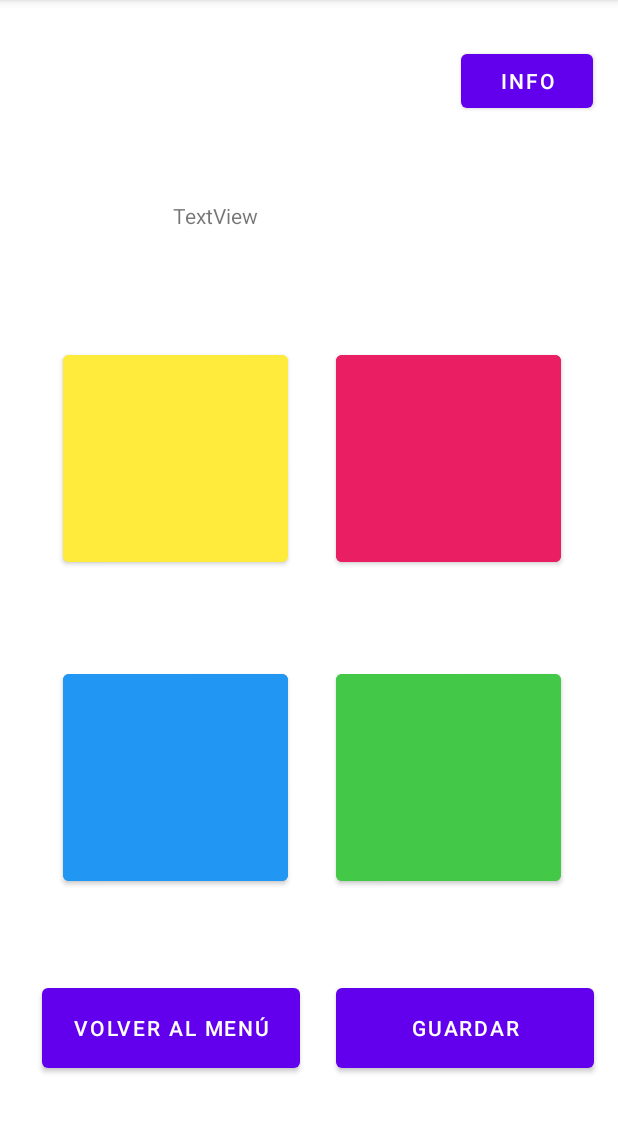
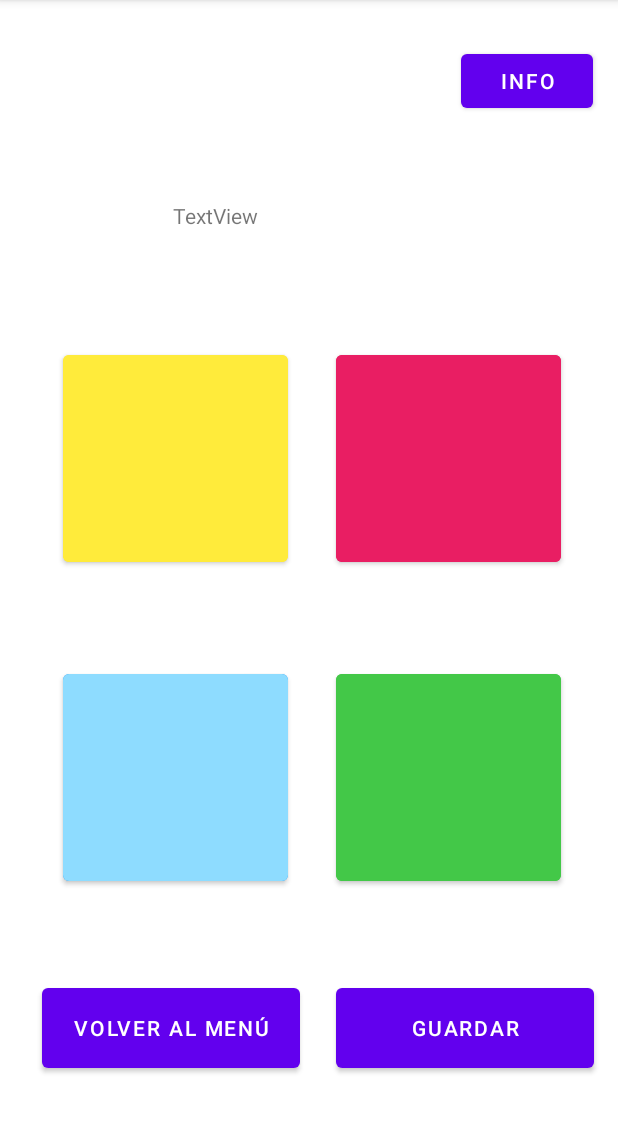
Before and after one commit to AintzaneCaamano/TFGDam, an Android app: the SimonActivity screen opened directly, with no data from a screen before it, on a phone screen of 412 x 824 dp, the part 84-1217 px from its top. Run offline under Robolectric (Android 15) with nearby library versions, the phone set to English and light mode, and no system bars.

Commit message:
simon button animation and delay time implemented

```diff
--- a/app/src/main/java/es/gameapp/multigameapp/Common.java
+++ b/app/src/main/java/es/gameapp/multigameapp/Common.java
@@ -5,7 +5,7 @@ import android.widget.Toast;
 
 public class Common {
 
-    static void showToast(Context context, String text){
+    public static void showToast(Context context, String text){
         //It has package visibility, DON´T WRITE PRIVATE
         //text is the literal shown in the toast, context is the activity where it appears
         Toast toast = Toast.makeText(context.getApplicationContext(), text, Toast.LENGTH_LONG);
--- a/app/src/main/java/es/gameapp/multigameapp/media/MediaPController.java
+++ b/app/src/main/java/es/gameapp/multigameapp/media/MediaPController.java
@@ -23,7 +23,7 @@ public class MediaPController implements MediaController.MediaPlayerControl{
     }
 
     MediaPController(Context c, Uri resource){
-        //this tajes context from activity and the uri of the mp3, then starts playing the audio
+        //this takes context from activity and the uri of the mp3, then starts playing the audio
         //REMEMBER to CLOSE the media player after.
         this.context=c;
         this.uri = resource;
@@ -90,7 +90,7 @@ public class MediaPController implements MediaController.MediaPlayerControl{
     }
 
     //-----------------------Default Methods--------------------------------------------
-    //This methods must be here because of the 'implements' statement. They can be used as pleased.
+    //This methods must be here because of the 'implements' statement. They can be used as you please.
     @Override
     public void start() {
 
--- a/app/src/main/java/es/gameapp/multigameapp/simon/SimonActivity.java
+++ b/app/src/main/java/es/gameapp/multigameapp/simon/SimonActivity.java
@@ -4,8 +4,10 @@ import androidx.appcompat.app.AppCompatActivity;
 
 import android.content.Context;
 import android.content.Intent;
+import android.graphics.Color;
 import android.net.Uri;
 import android.os.Bundle;
+import android.os.Handler;
 import android.view.View;
 import android.widget.Button;
 import android.widget.TextView;
@@ -21,6 +23,8 @@ import es.gameapp.multigameapp.blackjack.BlackActivity;
 import es.gameapp.multigameapp.media.MediaPController;
 import es.gameapp.multigameapp.trivia.TriviaActivity;
 
+import static android.graphics.Color.*;
+
 public class SimonActivity extends AppCompatActivity  implements View.OnClickListener{
     //Views
     private Button btnReturn;
@@ -33,6 +37,8 @@ public class SimonActivity extends AppCompatActivity  implements View.OnClickLis
     private TextView txtVScore;
 
     //General vars
+    // Button colors
+    private int [] colors = {RED, BLUE, CYAN, GREEN, YELLOW};
     private int score=0;
     private final String GAMETITLE = "SIMON";
     private Context context;
@@ -41,9 +47,13 @@ public class SimonActivity extends AppCompatActivity  implements View.OnClickLis
     private boolean continuePlaying=true;
     private int sequenceLength=3;
     private int userControl=1;
+    //The sequence generated by the app
     private ArrayList<Integer> gameSequence = new ArrayList<Integer>();
+    //The sequence inserted by  the player
     private ArrayList<Integer> userSequence = new ArrayList<Integer>();
+    //Sequence Manager
     private SimonSequenceManager sequenceManager = new SimonSequenceManager();
+
     //Media
     private MediaPController mediaPController;
     //Media resources
@@ -69,13 +79,13 @@ public class SimonActivity extends AppCompatActivity  implements View.OnClickLis
         btnFa = findViewById(R.id.btn_simon_fa);
         txtVScore = findViewById(R.id.txtV_simon_score);
 
-        //Simon Buttons OnClickListener
+        //game Buttons OnClickListener
         btnDo.setOnClickListener(this);
         btnRe.setOnClickListener(this);
         btnMi.setOnClickListener(this);
         btnFa.setOnClickListener(this);
 
-        //Uris
+        //Initialize Uris
         SOUND_DO = Uri.parse("android.resource://" + getPackageName() + "/" + R.raw.re);
         SOUND_RE = Uri.parse("android.resource://" + getPackageName() + "/" + R.raw.re);
         SOUND_MI = Uri.parse("android.resource://" + getPackageName() + "/" + R.raw.mi);
@@ -84,7 +94,7 @@ public class SimonActivity extends AppCompatActivity  implements View.OnClickLis
         //Initialize mediaPController
         mediaPController = new MediaPController(this);
 
-        //Intents to other activities
+        //Onclick for the intents to other activities
         btnReturn.setOnClickListener(new View.OnClickListener() {
             @Override
             public void onClick(View v) {
@@ -118,13 +128,13 @@ public class SimonActivity extends AppCompatActivity  implements View.OnClickLis
                 startActivity(intento);
             }
         });
-        //End Intents
+        //End of Intents section
         startGame();
     }
 
     @Override
     public void onClick(View v) {
-        //Controls on click of the game methods
+        //Controls on click of the game buttons
         if (v==btnDo){
             mediaPController.initMediaPlayer(SOUND_DO);
             play(0);
@@ -147,7 +157,7 @@ public class SimonActivity extends AppCompatActivity  implements View.OnClickLis
 
     private void play(int number){
         if(continuePlaying) {
-            //Checks if player hasn´t loose
+            //Checks if player hasn´t lost
             if (userControl < sequenceLength) {
                 //Counts user moves and saves them
                 userControl++;
@@ -157,11 +167,12 @@ public class SimonActivity extends AppCompatActivity  implements View.OnClickLis
                 userControl = 1;
                 userSequence.add(number);
                 if(!sequenceManager.checkSequence(userSequence)){
-                    //If gamer looses the game ends
+                    //If gamer looses, the game ends
                     continuePlaying=false;
                 }else{
-                    //If player wins game keeps going
+                    //If player wins, game keeps going
                     score=score+10;
+                    userSequence = new ArrayList<Integer>();
                     sequenceManager.addValue(1);
                     gameSequence=sequenceManager.getSequence();
                     showSequence();
@@ -172,24 +183,86 @@ public class SimonActivity extends AppCompatActivity  implements View.OnClickLis
 
     private void showSequence() {
         disableButtons();
-        //It shows the secuence to the player
+        //It shows the sequence to the player
+        int delay = 0;
         for(int code:gameSequence){
+            //Adds a second each time
+            delay = delay+1000;
+            //Initialize handler to set the delay
+            Handler handler = new Handler();
+            handler.postDelayed(new Runnable() {
+                public void run() {
+
+                    //Methods to reproduce the sound after the delay time
+                    changeBtnColor(code);
                     switch (code){
                         case 0:
+                            //btnDo.performClick();
                             mediaPController.initMediaPlayer(SOUND_DO);
                             break;
                         case 1:
+                           //btnRe.performClick();
                             mediaPController.initMediaPlayer(SOUND_RE);
                             break;
                         case 2:
+                           //btnMi.performClick();
                             mediaPController.initMediaPlayer(SOUND_MI);
                             break;
                         case 3:
+                            //btnFa.performClick();
                             mediaPController.initMediaPlayer(SOUND_FA);
                             break;
                     }
+                //Closes the the delay code
                 }
+            }, delay); //1 second delay for each
+        }
+
         enableButtons();
+        //Stop handler code just in case is needed
+        //handler.removeCallbacksAndMessages(null);
+    }
+
+    private void changeBtnColor(int btn){
+        Handler handler = new Handler();
+        switch (btn){
+            case 0:
+                btnDo.setBackgroundColor(Color.parseColor("#FFFFFBD5"));
+                handler.postDelayed(new Runnable() {
+                    public void run() {
+                        //Yellow
+                        btnDo.setBackgroundColor(Color.parseColor("#FFEB3B"));
+                    }
+                }, 1000); //1 second delay for each
+                break;
+            case 1:
+                btnRe.setBackgroundColor(Color.parseColor("#FFFF92B7"));
+                handler.postDelayed(new Runnable() {
+                    public void run() {
+                        //red
+                        btnRe.setBackgroundColor(Color.parseColor("#E91E63"));
+                    }
+                }, 1000); //1 second delay for each
+                break;
+            case 2:
+                btnMi.setBackgroundColor(Color.parseColor("#FF8EDCFF"));
+                handler.postDelayed(new Runnable() {
+                    public void run() {
+                        //Blue
+                        btnMi.setBackgroundColor(Color.parseColor("#2196F3"));
+                    }
+                }, 1000); //1 second delay for each
+                break;
+            case 3:
+                btnFa.setBackgroundColor(Color.parseColor("#FFA3FFA7"));
+                handler.postDelayed(new Runnable() {
+                    public void run() {
+                        //Green
+                        btnFa.setBackgroundColor(Color.parseColor("#43C848"));
+                    }
+                }, 1000); //1 second delay for each
+                break;
+        }
     }
 
     private void disableButtons(){
--- a/app/src/main/res/layout/activity_simon.xml
+++ b/app/src/main/res/layout/activity_simon.xml
@@ -45,6 +45,7 @@
         android:layout_width="150dp"
         android:layout_height="150dp"
         android:backgroundTint="#E91E63"
+        android:soundEffectsEnabled="true"
         app:layout_constraintBottom_toBottomOf="parent"
         app:layout_constraintEnd_toEndOf="parent"
         app:layout_constraintHorizontal_bias="0.854"
```
Lines whose indentation alone changed are shown as unchanged.
